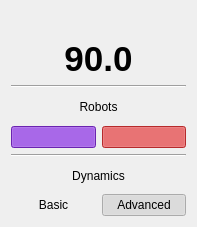
Above: bhbot/tools/simulator/mainbar.ui from alberthier/bhware before the change. Below: the same form after it.
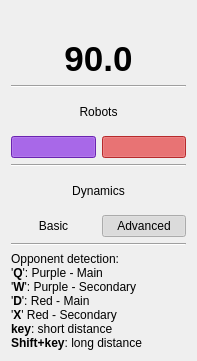
That is the form after the change.

Commit message: simulator: simulate opponent detection

Diff of the .ui file:
```diff
--- a/bhbot/tools/simulator/mainbar.ui
+++ b/bhbot/tools/simulator/mainbar.ui
@@ -7,7 +7,7 @@
     <x>0</x>
     <y>0</y>
     <width>197</width>
-    <height>227</height>
+    <height>361</height>
    </rect>
   </property>
   <property name="sizePolicy">
@@ -392,6 +392,33 @@
      </item>
     </layout>
    </item>
+   <item>
+    <widget class="Line" name="line_3">
+     <property name="orientation">
+      <enum>Qt::Horizontal</enum>
+     </property>
+    </widget>
+   </item>
+   <item>
+    <widget class="QLabel" name="label">
+     <property name="text">
+      <string>&lt;!DOCTYPE HTML PUBLIC &quot;-//W3C//DTD HTML 4.0//EN&quot; &quot;http://www.w3.org/TR/REC-html40/strict.dtd&quot;&gt;
+&lt;html&gt;&lt;head&gt;&lt;meta name=&quot;qrichtext&quot; content=&quot;1&quot; /&gt;&lt;style type=&quot;text/css&quot;&gt;
+p, li { white-space: pre-wrap; }
+&lt;/style&gt;&lt;/head&gt;&lt;body style=&quot; font-family:'Ubuntu'; font-size:11pt; font-weight:400; font-style:normal;&quot;&gt;
+&lt;p style=&quot; margin-top:0px; margin-bottom:0px; margin-left:0px; margin-right:0px; -qt-block-indent:0; text-indent:0px;&quot;&gt;&lt;span style=&quot; font-size:9pt;&quot;&gt;Opponent detection:&lt;/span&gt;&lt;/p&gt;
+&lt;p style=&quot; margin-top:0px; margin-bottom:0px; margin-left:0px; margin-right:0px; -qt-block-indent:0; text-indent:0px;&quot;&gt;&lt;span style=&quot; font-size:9pt;&quot;&gt;'&lt;/span&gt;&lt;span style=&quot; font-size:9pt; font-weight:600;&quot;&gt;Q&lt;/span&gt;&lt;span style=&quot; font-size:9pt;&quot;&gt;': Purple - Main&lt;/span&gt;&lt;/p&gt;
+&lt;p style=&quot; margin-top:0px; margin-bottom:0px; margin-left:0px; margin-right:0px; -qt-block-indent:0; text-indent:0px;&quot;&gt;&lt;span style=&quot; font-size:9pt;&quot;&gt;'&lt;/span&gt;&lt;span style=&quot; font-size:9pt; font-weight:600;&quot;&gt;W&lt;/span&gt;&lt;span style=&quot; font-size:9pt;&quot;&gt;': Purple - Secondary&lt;/span&gt;&lt;/p&gt;
+&lt;p style=&quot; margin-top:0px; margin-bottom:0px; margin-left:0px; margin-right:0px; -qt-block-indent:0; text-indent:0px;&quot;&gt;&lt;span style=&quot; font-size:9pt;&quot;&gt;'&lt;/span&gt;&lt;span style=&quot; font-size:9pt; font-weight:600;&quot;&gt;D&lt;/span&gt;&lt;span style=&quot; font-size:9pt;&quot;&gt;': Red - Main&lt;/span&gt;&lt;/p&gt;
+&lt;p style=&quot; margin-top:0px; margin-bottom:0px; margin-left:0px; margin-right:0px; -qt-block-indent:0; text-indent:0px;&quot;&gt;&lt;span style=&quot; font-size:9pt;&quot;&gt;'&lt;/span&gt;&lt;span style=&quot; font-size:9pt; font-weight:600;&quot;&gt;X&lt;/span&gt;&lt;span style=&quot; font-size:9pt;&quot;&gt;' Red - Secondary&lt;/span&gt;&lt;/p&gt;
+&lt;p style=&quot; margin-top:0px; margin-bottom:0px; margin-left:0px; margin-right:0px; -qt-block-indent:0; text-indent:0px;&quot;&gt;&lt;span style=&quot; font-size:9pt; font-weight:600;&quot;&gt;key&lt;/span&gt;&lt;span style=&quot; font-size:9pt;&quot;&gt;: short distance&lt;/span&gt;&lt;/p&gt;
+&lt;p style=&quot; margin-top:0px; margin-bottom:0px; margin-left:0px; margin-right:0px; -qt-block-indent:0; text-indent:0px;&quot;&gt;&lt;span style=&quot; font-size:9pt; font-weight:600;&quot;&gt;Shift+key&lt;/span&gt;&lt;span style=&quot; font-size:9pt;&quot;&gt;: long distance&lt;/span&gt;&lt;/p&gt;&lt;/body&gt;&lt;/html&gt;</string>
+     </property>
+     <property name="textFormat">
+      <enum>Qt::RichText</enum>
+     </property>
+    </widget>
+   </item>
   </layout>
  </widget>
  <resources/>
```
The commit also changes 2 other files.
